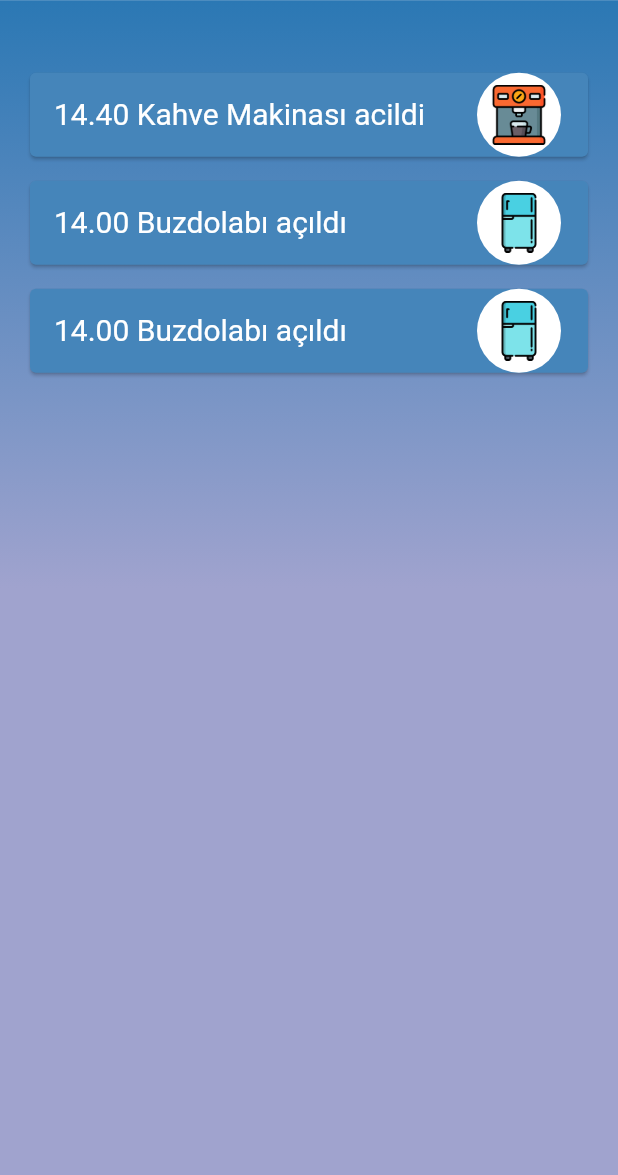
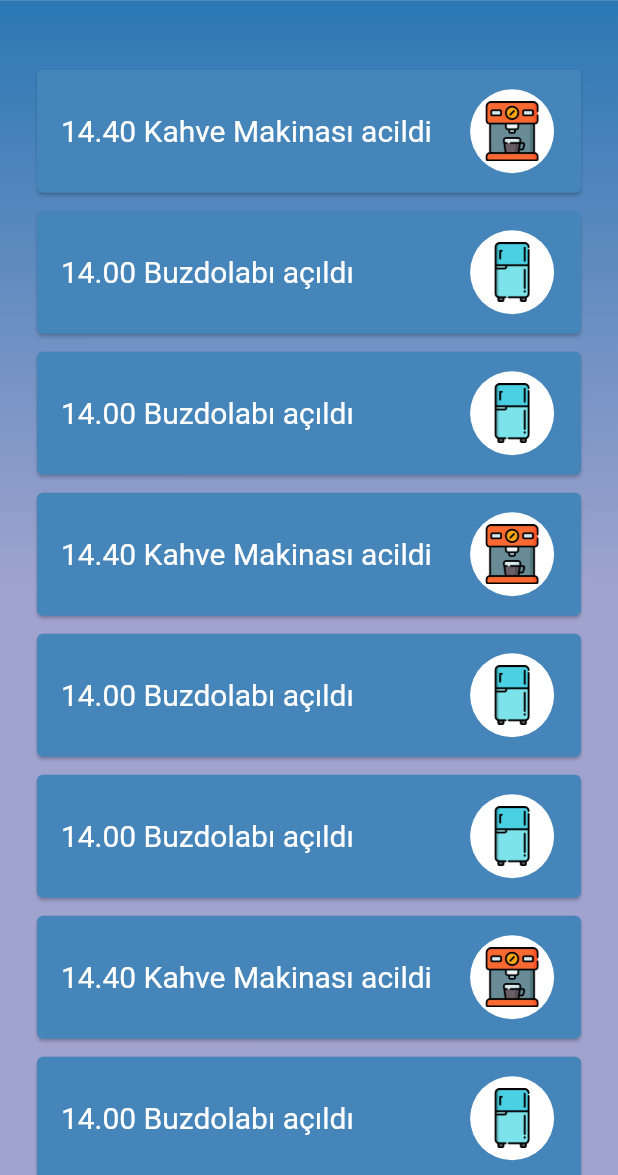
Before and after one commit to NumanKilincoglu/deaflif, a Flutter app: the screen it shows after launch, on a phone screen of 412 x 824 dp, the part 61-1236 px from its top. Run offline on Flutter 3.47's test engine with Material 2 defaults, Android fonts, the light colour scheme and no system bars; our stand-ins replace get.

Commit message:
history page yapildi

```diff
--- a/lib/core/contants/measurements.dart
+++ b/lib/core/contants/measurements.dart
@@ -10,6 +10,7 @@ class Measurement {
 
   //genislikler
   double P_01_W = Get.width * 0.01;
+  double P_05_W = Get.width * 0.05;
   double P_0125_W = Get.width * 0.14;
   double P_15_w = Get.width * 0.15;
   double P_20_W = Get.width * 0.2;
--- a/lib/feature/history/historyController.dart
+++ b/lib/feature/history/historyController.dart
@@ -17,6 +17,24 @@ class HistoryController extends GetxController {
       HistoryModel(
           text: "14.00 Buzdolabı açıldı",
           imagePath: ImageConstants.instance.getBuzdolabi),
+      HistoryModel(
+          text: "14.40 Kahve Makinası acildi",
+          imagePath: ImageConstants.instance.getKahve),
+      HistoryModel(
+          text: "14.00 Buzdolabı açıldı",
+          imagePath: ImageConstants.instance.getBuzdolabi),
+      HistoryModel(
+          text: "14.00 Buzdolabı açıldı",
+          imagePath: ImageConstants.instance.getBuzdolabi),
+      HistoryModel(
+          text: "14.40 Kahve Makinası acildi",
+          imagePath: ImageConstants.instance.getKahve),
+      HistoryModel(
+          text: "14.00 Buzdolabı açıldı",
+          imagePath: ImageConstants.instance.getBuzdolabi),
+      HistoryModel(
+          text: "14.00 Buzdolabı açıldı",
+          imagePath: ImageConstants.instance.getBuzdolabi),
     ];
   }
 }
--- a/lib/feature/history/historyView.dart
+++ b/lib/feature/history/historyView.dart
@@ -63,8 +63,11 @@ class ListViewBuilder extends StatelessWidget {
 
 Widget buildCard(HistoryModel model) {
   return Padding(
-    padding: const EdgeInsets.symmetric(horizontal: 16, vertical: 4),
+    padding: EdgeInsets.symmetric(
+        horizontal: Measurement.instance.P_05_W, vertical: 2),
     child: ClipRRect(
+      child: SizedBox(
+        height: 90,
         child: Card(
           color: AppColors.HISTORY_TILE,
           child: Row(
@@ -92,5 +95,6 @@ Widget buildCard(HistoryModel model) {
           ),
         ),
       ),
+    ),
   );
 }
```
Lines whose indentation alone changed are shown as unchanged.
